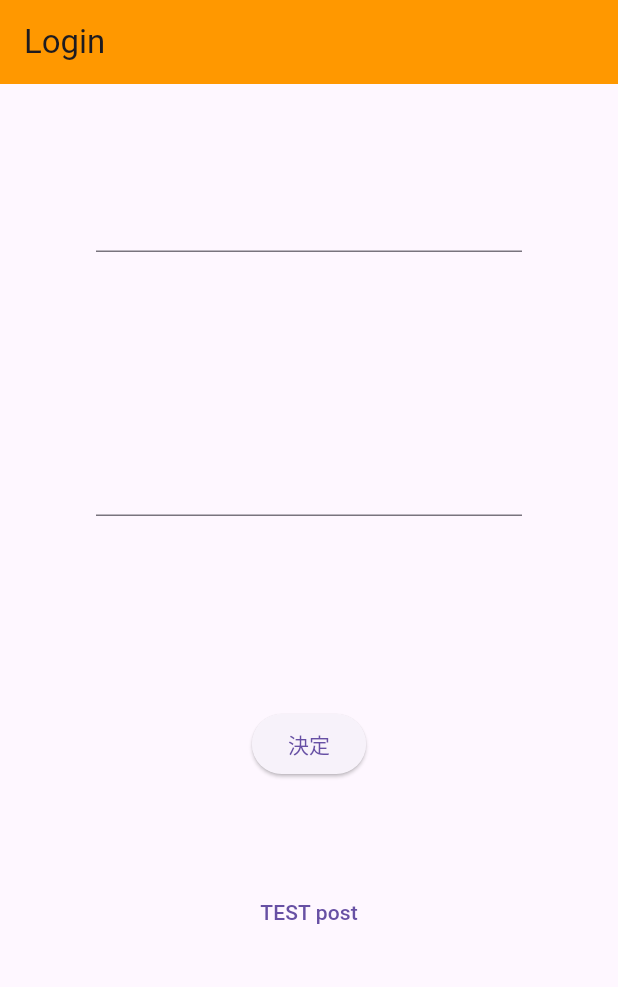
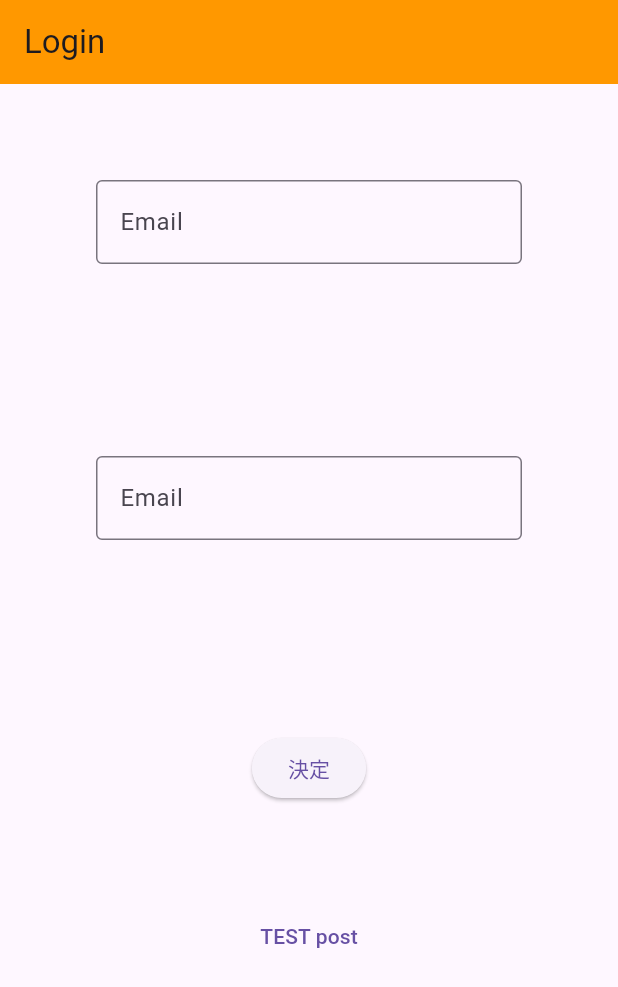
Before and after one commit to onion0904/segon_pix, a Flutter app: the screen it shows after launch, on a phone screen of 412 x 824 dp. Shown: the top 987 px of the screen. Run offline on Flutter 3.47's test engine with Material 3 defaults, Android fonts, the phone set to English and light mode, and no system bars; our stand-ins replace flutter_hooks, go_router.

```diff
--- a/client/lib/screens/commons/sign_form.dart
+++ b/client/lib/screens/commons/sign_form.dart
@@ -15,19 +15,34 @@ class SignForm extends HookWidget {
   Widget build(context) {
     //TODO パスワードのハッシュ化
     return Form(
-        child: Column(mainAxisAlignment: MainAxisAlignment.center, children: [
-      Padding(
+        child: Column(
+        mainAxisAlignment: MainAxisAlignment.center,
+        crossAxisAlignment: CrossAxisAlignment.center,
+        children: [
+      Container(
+          constraints: const BoxConstraints(
+            maxWidth: 1000
+          ),
           padding: const EdgeInsets.fromLTRB(n, p, n, p),
           child: TextFormField(
             controller: emailController,
             validator: emailValiator,
-          )),
-      Padding(
+            decoration: const InputDecoration(
+                              border: OutlineInputBorder(), labelText: "Email"),
+                        ),
+          ),
+      Container(
+      constraints: const BoxConstraints(
+        maxWidth: 1000
+      ),
           padding: const EdgeInsets.fromLTRB(n, p, n, p),
           child: TextFormField(
             controller: passwordController,
             validator: passwordValiator,
-          )),
+            decoration: const InputDecoration(
+                              border: OutlineInputBorder(), labelText: "Email"),
+                        ),
+          ),
       Padding(
           padding: const EdgeInsets.all(p),
           child: ElevatedButton(
--- a/client/lib/screens/logins/splash.dart
+++ b/client/lib/screens/logins/splash.dart
@@ -1,5 +1,4 @@
 import 'package:flutter/material.dart';
-import 'package:go_router/go_router.dart';
 import '../commons/sign_form.dart';
 
 class Splash extends StatelessWidget {
```
Also changed, not shown: client/lib/screens/hubs/hub.dart (+19 -9 lines), 1 other file.
